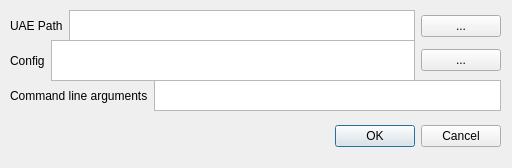
First picture: the form in src/prodbg/Config/AmigaUAEConfig.ui, repository emoon/ProDBG, before the edit.
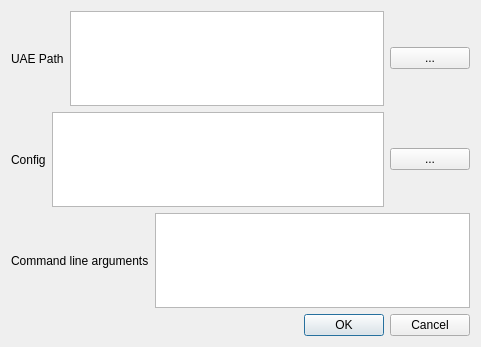
Second picture: the form after the edit.

Commit message: Ugly but now totally screwed up at least

What changed in the file:
```diff
--- a/src/prodbg/Config/AmigaUAEConfig.ui
+++ b/src/prodbg/Config/AmigaUAEConfig.ui
@@ -6,12 +6,12 @@
    <rect>
     <x>0</x>
     <y>0</y>
-    <width>512</width>
-    <height>168</height>
+    <width>481</width>
+    <height>347</height>
    </rect>
   </property>
   <property name="sizePolicy">
-   <sizepolicy hsizetype="Preferred" vsizetype="Fixed">
+   <sizepolicy hsizetype="Preferred" vsizetype="Expanding">
     <horstretch>1</horstretch>
     <verstretch>0</verstretch>
    </sizepolicy>
@@ -22,31 +22,8 @@
   <property name="modal">
    <bool>true</bool>
   </property>
-  <widget class="QDialogButtonBox" name="buttonBox">
-   <property name="geometry">
-    <rect>
-     <x>160</x>
-     <y>120</y>
-     <width>341</width>
-     <height>32</height>
-    </rect>
-   </property>
-   <property name="orientation">
-    <enum>Qt::Horizontal</enum>
-   </property>
-   <property name="standardButtons">
-    <set>QDialogButtonBox::Cancel|QDialogButtonBox::Ok</set>
-   </property>
-  </widget>
-  <widget class="QWidget" name="horizontalLayoutWidget">
-   <property name="geometry">
-    <rect>
-     <x>10</x>
-     <y>10</y>
-     <width>491</width>
-     <height>32</height>
-    </rect>
-   </property>
+  <layout class="QFormLayout" name="formLayout">
+   <item row="0" column="0" colspan="2">
    <layout class="QHBoxLayout" name="horizontalLayout">
     <item>
      <widget class="QLabel" name="label">
@@ -66,38 +43,8 @@
      </widget>
     </item>
    </layout>
-  </widget>
-  <widget class="QWidget" name="horizontalLayoutWidget_2">
-   <property name="geometry">
-    <rect>
-     <x>10</x>
-     <y>80</y>
-     <width>491</width>
-     <height>31</height>
-    </rect>
-   </property>
-   <layout class="QHBoxLayout" name="horizontalLayout_3">
-    <item>
-     <widget class="QLabel" name="label_2">
-      <property name="text">
-       <string>Command line arguments</string>
-      </property>
-     </widget>
-    </item>
-    <item>
-     <widget class="QTextEdit" name="textEdit"/>
-    </item>
-   </layout>
-  </widget>
-  <widget class="QWidget" name="horizontalLayoutWidget_3">
-   <property name="geometry">
-    <rect>
-     <x>10</x>
-     <y>40</y>
-     <width>491</width>
-     <height>41</height>
-    </rect>
-   </property>
+   </item>
+   <item row="1" column="0" colspan="2">
    <layout class="QHBoxLayout" name="horizontalLayout_4">
     <item>
      <widget class="QLabel" name="label_3">
@@ -117,7 +64,32 @@
      </widget>
     </item>
    </layout>
-  </widget>
+   </item>
+   <item row="2" column="0" colspan="2">
+    <layout class="QHBoxLayout" name="horizontalLayout_3">
+     <item>
+      <widget class="QLabel" name="label_2">
+       <property name="text">
+        <string>Command line arguments</string>
+       </property>
+      </widget>
+     </item>
+     <item>
+      <widget class="QTextEdit" name="textEdit"/>
+     </item>
+    </layout>
+   </item>
+   <item row="3" column="1">
+    <widget class="QDialogButtonBox" name="buttonBox">
+     <property name="orientation">
+      <enum>Qt::Horizontal</enum>
+     </property>
+     <property name="standardButtons">
+      <set>QDialogButtonBox::Cancel|QDialogButtonBox::Ok</set>
+     </property>
+    </widget>
+   </item>
+  </layout>
  </widget>
  <resources/>
  <connections>
```
Lines whose indentation alone changed are shown as unchanged.
